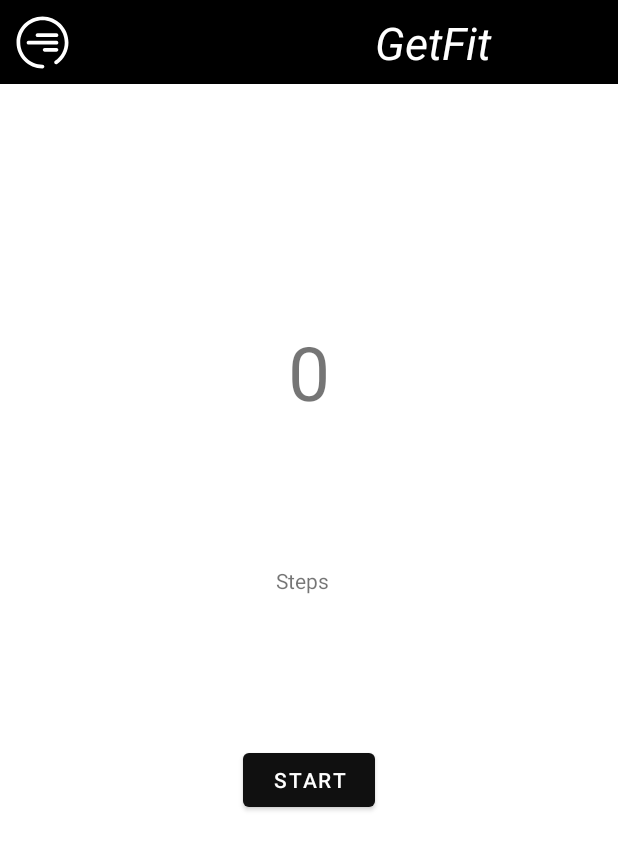
After one commit to denisferatovic/EMP_Fitness_App, an Android app: the fragment StepCounter placed in its activity, on a phone screen of 412 x 824 dp. The commit adds this screen. Shown: the top 850 px of the screen. Run offline under Robolectric (Android 15) with nearby library versions, the phone set to English and light mode, and no system bars.

Commit message:
added step counter

```diff
--- a/app/build.gradle
+++ b/app/build.gradle
@@ -35,6 +35,7 @@ dependencies {
     implementation 'androidx.constraintlayout:constraintlayout:2.0.3'
     implementation 'com.google.android.gms:play-services-maps:17.0.0'
     implementation 'com.google.android.gms:play-services-maps:16.1.0'
+    implementation 'androidx.legacy:legacy-support-v4:1.0.0'
     testImplementation 'junit:junit:4.+'
     androidTestImplementation 'androidx.test.ext:junit:1.1.2'
     androidTestImplementation 'androidx.test.espresso:espresso-core:3.3.0'
--- /dev/null
+++ b/app/src/main/java/com/example/fitnessemp/StepCounter.java
@@ -0,0 +1,117 @@
+package com.example.fitnessemp;
+
+import android.hardware.Sensor;
+import android.hardware.SensorEvent;
+import android.hardware.SensorEventListener;
+import android.hardware.SensorManager;
+import android.os.Bundle;
+
+import androidx.annotation.NonNull;
+import androidx.fragment.app.Fragment;
+
+import android.view.LayoutInflater;
+import android.view.View;
+import android.view.ViewGroup;
+import android.widget.Button;
+import android.widget.TextView;
+
+import static android.content.Context.SENSOR_SERVICE;
+
+/**
+ * A simple {@link Fragment} subclass.
+ * Use the {@link StepCounter#newInstance} factory method to
+ * create an instance of this fragment.
+ */
+public class StepCounter extends Fragment implements SensorEventListener, StepListener {
+
+    private TextView textView;
+    //    private TextView currentSensitivity;
+//    private TextView sensitivityValue;
+    private StepDetector simpleStepDetector;
+    private SensorManager sensorManager;
+    private Sensor accel;
+    private static final String TEXT_NUM_STEPS = "";
+    private int numSteps;
+
+
+    @Override
+    public View onCreateView(
+            LayoutInflater inflater, ViewGroup container,
+            Bundle savedInstanceState
+    ) {
+        // Inflate the layout for this fragment
+        return inflater.inflate(R.layout.fragment_step_counter, container, false);
+    }
+
+    public void onViewCreated(@NonNull View view, Bundle savedInstanceState) {
+        super.onViewCreated(view, savedInstanceState);
+
+        // Get an instance of the SensorManager
+        sensorManager = (SensorManager) getActivity().getSystemService(SENSOR_SERVICE);
+        accel = sensorManager.getDefaultSensor(Sensor.TYPE_ACCELEROMETER);
+        simpleStepDetector = new StepDetector();
+        simpleStepDetector.registerListener(this);
+        textView = (TextView) view.findViewById(R.id.stepsText);
+//        sensitivityValue = (TextView) view.findViewById(R.id.sensitivityInput);
+//        currentSensitivity = (TextView) view.findViewById(R.id.currentSensitivity);
+        Button btnStart = (Button) view.findViewById(R.id.button_first);
+//        Button setSensitivityBtn = (Button) view.findViewById(R.id.setSensitivityButton);
+//        currentSensitivity.setText("Current sensitivity: " + simpleStepDetector.getSensitivity());
+//        System.out.println("Sensitivity currently set to: " + simpleStepDetector.getSensitivity());
+        btnStart.setOnClickListener(new View.OnClickListener() {
+            @Override
+            public void onClick(View arg0) {
+
+                numSteps = 0;
+                sensorManager.registerListener(StepCounter.this, accel, SensorManager.SENSOR_DELAY_FASTEST);
+                if(btnStart.getText().equals("START")) {
+                    btnStart.setText("STOP");
+                }
+                else {
+                    btnStart.setText("START");
+                    sensorManager.unregisterListener(StepCounter.this, accel);
+                }
+
+
+            }
+        });
+//        setSensitivityBtn.setOnClickListener(new View.OnClickListener() {
+//
+//            @Override
+//            public void onClick(View arg0) {
+//                String s = sensitivityValue.getText().toString();
+//                if(s.length() > 0) {
+//                    Float f= Float.parseFloat(s);
+//                    simpleStepDetector.setSensitivity(f);
+//                    System.out.println("Sensitivity set to: " + simpleStepDetector.getSensitivity());
+//                    currentSensitivity.setText("Current sensitivity: " + simpleStepDetector.getSensitivity());
+//                    InputMethodManager imm = (InputMethodManager)getActivity().getSystemService(Context.INPUT_METHOD_SERVICE);
+//                    imm.hideSoftInputFromWindow(currentSensitivity.getWindowToken(),
+//                            InputMethodManager.RESULT_UNCHANGED_SHOWN);
+//                }
+//
+//            }
+//        });
+
+
+    }
+    @Override
+    public void onAccuracyChanged(Sensor sensor, int accuracy) {
+    }
+
+    @Override
+    public void onSensorChanged(SensorEvent event) {
+        if (event.sensor.getType() == Sensor.TYPE_ACCELEROMETER) {
+            simpleStepDetector.updateAccel(
+                    event.timestamp, event.values[0], event.values[1], event.values[2]);
+
+        }
+    }
+
+    @Override
+    public void step(long timeNs) {
+        numSteps++;
+        textView.setText(TEXT_NUM_STEPS + numSteps);
+        System.out.println(simpleStepDetector.toString());
+    }
+}
--- /dev/null
+++ b/app/src/main/java/com/example/fitnessemp/StepListener.java
@@ -0,0 +1,5 @@
+package com.example.fitnessemp;
+
+public interface StepListener {
+    public void step(long timeNs);
+}
--- /dev/null
+++ b/app/src/main/res/layout/fragment_step_counter.xml
@@ -0,0 +1,49 @@
+<?xml version="1.0" encoding="utf-8"?>
+<androidx.constraintlayout.widget.ConstraintLayout xmlns:android="http://schemas.android.com/apk/res/android"
+    xmlns:app="http://schemas.android.com/apk/res-auto"
+    xmlns:tools="http://schemas.android.com/tools"
+    android:layout_width="match_parent"
+    android:layout_height="match_parent"
+    tools:context=".StepCounter">
+
+    <!-- TODO: Update blank fragment layout -->
+
+    <Button
+        android:id="@+id/button_first"
+        android:layout_width="wrap_content"
+        android:layout_height="wrap_content"
+        android:layout_marginBottom="100dp"
+        android:text="START"
+        app:layout_constraintBottom_toBottomOf="parent"
+        app:layout_constraintEnd_toEndOf="parent"
+        app:layout_constraintHorizontal_bias="0.5"
+        app:layout_constraintStart_toStartOf="parent"
+        app:layout_constraintTop_toTopOf="parent"
+        app:layout_constraintVertical_bias="0.852" />
+
+    <TextView
+        android:id="@+id/stepsText"
+        android:layout_width="wrap_content"
+        android:layout_height="wrap_content"
+        android:text="0"
+        android:textSize="50sp"
+        app:layout_constraintBottom_toBottomOf="parent"
+        app:layout_constraintEnd_toEndOf="parent"
+        app:layout_constraintHorizontal_bias="0.5"
+        app:layout_constraintStart_toStartOf="parent"
+        app:layout_constraintTop_toTopOf="parent"
+        app:layout_constraintVertical_bias="0.26" />
+
+    <TextView
+        android:id="@+id/textView3"
+        android:layout_width="44dp"
+        android:layout_height="23dp"
+        android:text="Steps"
+        app:layout_constraintBottom_toTopOf="@+id/button_first"
+        app:layout_constraintEnd_toEndOf="parent"
+        app:layout_constraintHorizontal_bias="0.5"
+        app:layout_constraintStart_toStartOf="parent"
+        app:layout_constraintTop_toBottomOf="@+id/stepsText" />
+
+
+</androidx.constraintlayout.widget.ConstraintLayout>
--- a/app/src/main/res/menu/drawer_menu.xml
+++ b/app/src/main/res/menu/drawer_menu.xml
@@ -9,6 +9,10 @@
         android:id="@+id/vaje"
         android:icon="@drawable/fit_sport"
         android:title="@string/exercises" />
+    <item
+        android:id="@+id/stepCounter"
+        android:icon="@drawable/steps_icon"
+        android:title="Steps" />
     <item
         android:id="@+id/koledar"
         android:icon="@drawable/fit_calendar"
--- a/app/src/main/res/values/strings.xml
+++ b/app/src/main/res/values/strings.xml
@@ -54,4 +54,6 @@
     <string name="add_exercises">Add exercises</string>
     <string name="Ime_seta">Ime seta vaj</string>
     <string name="nastej_vaje">Nastej vaje, ki jih želiš dodati (vsako v svojo vrstico)</string>
+    <!-- TODO: Remove or change this placeholder text -->
+    <string name="hello_blank_fragment">Hello blank fragment</string>
 </resources>
```
Also changed, not shown: app/src/main/java/com/example/fitnessemp/MainActivity.java (+9 -0 lines), app/src/main/java/com/example/fitnessemp/SensorFilter.java (added, +47 -0 lines), app/src/main/java/com/example/fitnessemp/StepDetector.java (added, +88 -0 lines), app/src/main/res/drawable/steps_icon.png (added).
